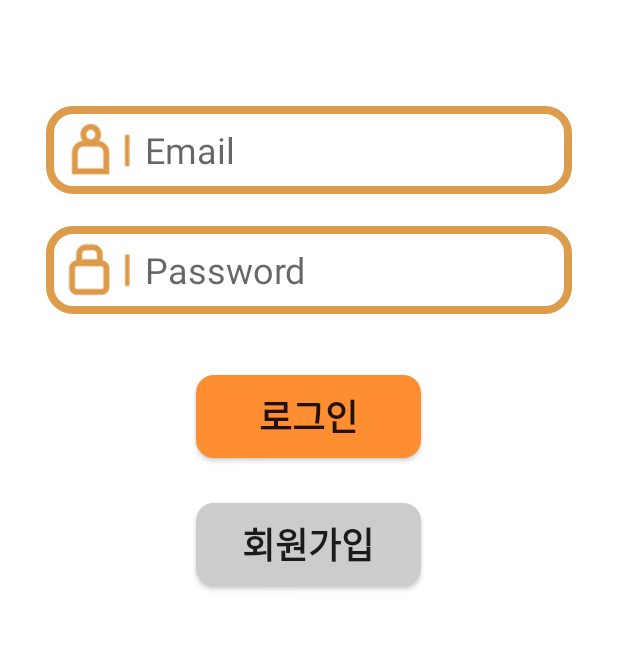
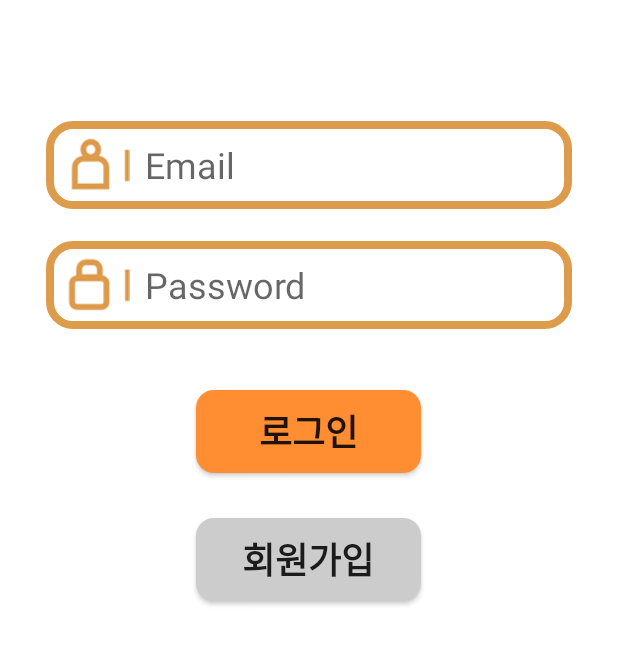
Before and after one commit to huh2514/Volunteer3, an Android app: the screen it shows after launch (StdLogin), on a phone screen of 412 x 824 dp, the part 414-1079 px from its top. Run offline under Robolectric (Android 15) with nearby library versions, the phone set to English and light mode, and no system bars.

Commit message:
login page UI update

```diff
--- a/app/src/main/res/layout/stdlogin_layout.xml
+++ b/app/src/main/res/layout/stdlogin_layout.xml
@@ -11,7 +11,7 @@
         android:layout_height="wrap_content"
         android:layout_gravity="center_horizontal|center_vertical"
         android:layout_marginTop="70dp"
-        android:layout_marginBottom="60dp"
+        android:layout_marginBottom="70dp"
         app:srcCompat="@drawable/login_logo" />
 
     <LinearLayout
```
